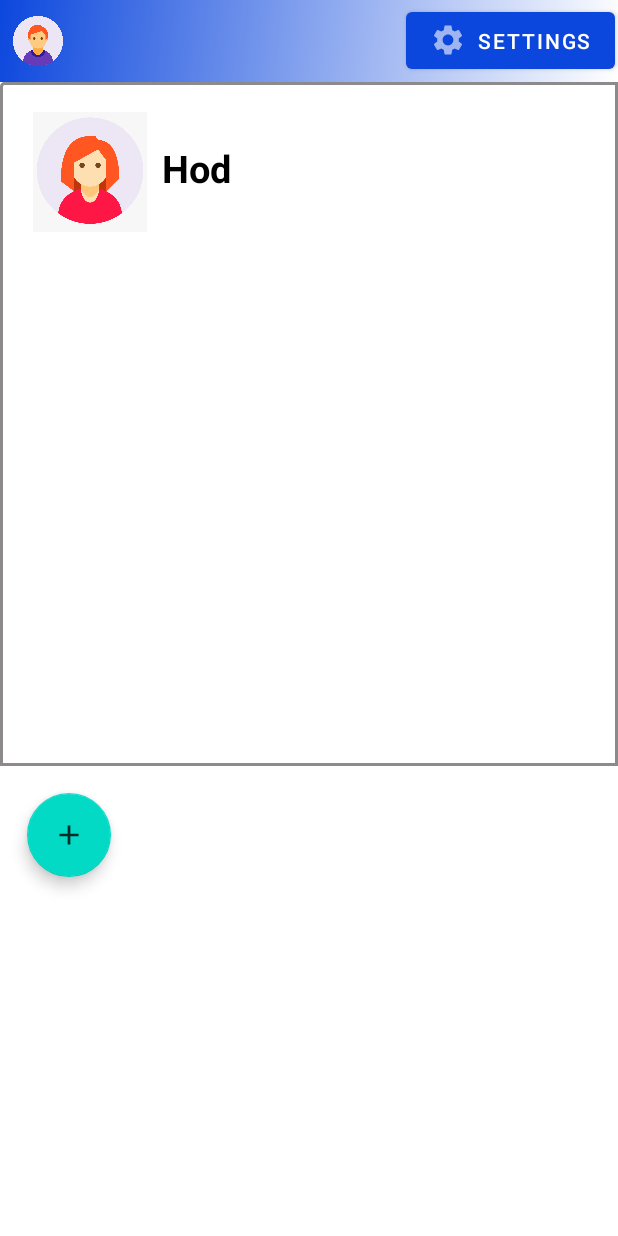
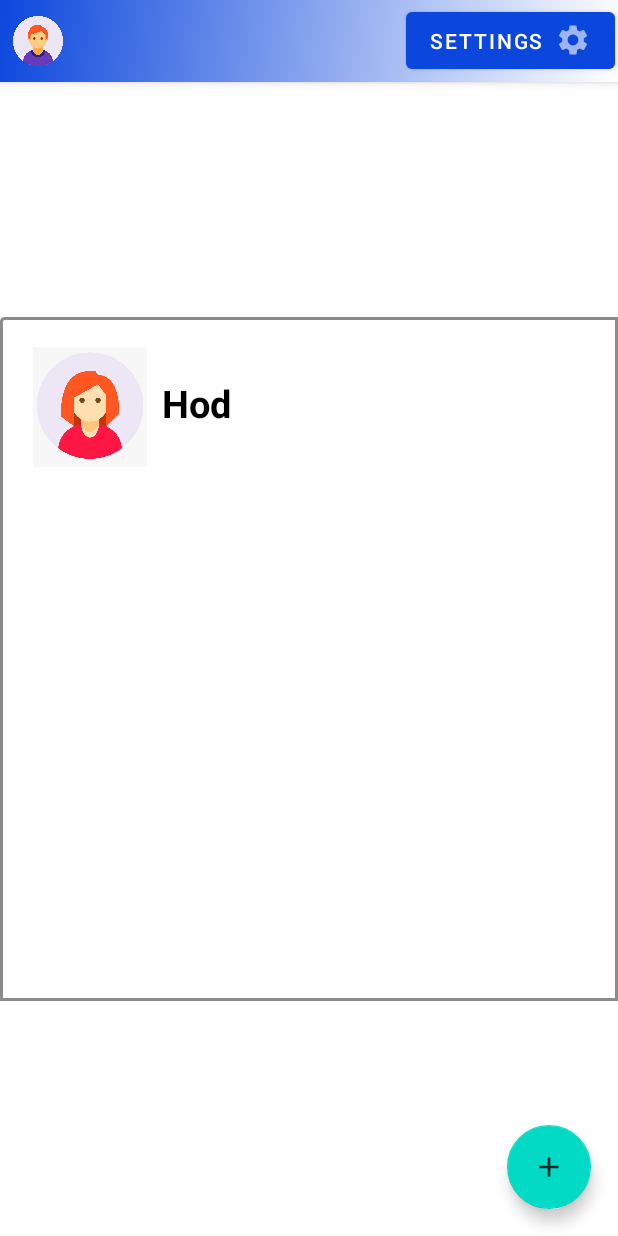
Before and after one commit to hodamarr/ChatApp_Android, an Android app: the Chats screen opened directly, with no data from a screen before it, on a phone screen of 412 x 824 dp. Run offline under Robolectric (Android 15) with nearby library versions, the phone set to English and light mode, and no system bars; our stand-ins replace Room's generated code.

Commit message:
fixing in ui

```diff
--- a/app/build.gradle
+++ b/app/build.gradle
@@ -41,6 +41,8 @@ dependencies {
     implementation 'androidx.constraintlayout:constraintlayout:2.1.4'
     implementation 'androidx.room:room-common:2.4.2'
     implementation 'androidx.room:room-runtime:2.4.2'
+    implementation 'androidx.navigation:navigation-fragment:2.3.5'
+    implementation 'androidx.navigation:navigation-ui:2.3.5'
     //implementation 'com.google.firebase:firebase-messaging:23.0.5'
     testImplementation 'junit:junit:4.13.2'
     androidTestImplementation 'androidx.test.ext:junit:1.1.3'
--- a/app/src/main/AndroidManifest.xml
+++ b/app/src/main/AndroidManifest.xml
@@ -3,7 +3,7 @@
     xmlns:tools="http://schemas.android.com/tools"
     package="com.example.chatapp">
 
-    <uses-permission android:name="android.permission.INTERNET"/>
+    <uses-permission android:name="android.permission.INTERNET" />
 
     <application
         android:name=".MyApplication"
@@ -15,9 +15,8 @@
         android:roundIcon="@mipmap/ic_launcher_round"
         android:supportsRtl="true"
         android:theme="@style/Theme.ChatApp"
-        tools:targetApi="31"
         android:usesCleartextTraffic="true"
-        >
+        tools:targetApi="31">
         <activity
             android:name=".activities.Settings"
             android:exported="false" />
@@ -36,7 +35,6 @@
         <activity
             android:name=".activities.MainActivity"
             android:exported="true">
-
             <intent-filter>
                 <action android:name="android.intent.action.MAIN" />
 
--- a/app/src/main/java/com/example/chatapp/activities/Chats.java
+++ b/app/src/main/java/com/example/chatapp/activities/Chats.java
@@ -48,8 +48,7 @@ public class Chats extends AppCompatActivity {
             @Override
             public void onItemClick(Contact contact) {
                 TextView contactName = findViewById(R.id.contact_name);
-//                Contact c = vm.getContactByName(contactName.getText().toString());
-//                usr.setChatWith(c);
+                usr.setChatWith(contact);
                 Intent intent = new Intent(getApplicationContext(), Chat.class);
                 intent.putExtra("contactName", contactName.getText());
                 startActivity(intent);
@@ -59,6 +58,7 @@ public class Chats extends AppCompatActivity {
         lvpost.setLayoutManager(new LinearLayoutManager(this));
         //get contacts
         vm.getAll().observe(this, cList -> {
+            contacts = cList;
             adapter.setContacts(cList);
         });
 
--- a/app/src/main/res/layout/activity_chats.xml
+++ b/app/src/main/res/layout/activity_chats.xml
@@ -1,18 +1,21 @@
 <?xml version="1.0" encoding="utf-8"?>
-<LinearLayout xmlns:android="http://schemas.android.com/apk/res/android"
+<androidx.coordinatorlayout.widget.CoordinatorLayout xmlns:android="http://schemas.android.com/apk/res/android"
     xmlns:app="http://schemas.android.com/apk/res-auto"
     xmlns:tools="http://schemas.android.com/tools"
     android:layout_width="match_parent"
     android:layout_height="match_parent"
-    android:orientation="vertical"
-    tools:context=".activities.Chats">
+    tools:context=".a">
+
+    <com.google.android.material.appbar.AppBarLayout
+        android:layout_width="match_parent"
+        android:layout_height="wrap_content"
+        android:theme="@style/Theme.ChatApp.AppBarOverlay">
+
         <RelativeLayout
             android:layout_width="match_parent"
             android:layout_height="wrap_content"
             android:layout_alignParentTop="true"
-
             >
-
             <LinearLayout
                 android:id="@+id/topBar"
                 android:layout_width="match_parent"
@@ -20,64 +23,48 @@
                 android:background="@drawable/gradient_background"
                 android:orientation="horizontal"
                 android:weightSum="100">
-
                 <ImageView
                     android:layout_width="40dp"
                     android:layout_height="40dp"
                     android:layout_gravity="center"
-                android:layout_marginLeft="5dp"
+                    android:layout_marginStart="5dp"
                     android:src="@drawable/user" />
-
                 <TextView
                     android:id="@+id/user_name"
                     android:layout_width="wrap_content"
                     android:layout_height="wrap_content"
-                android:layout_above="@+id/charRecyclerView"
                     android:padding="10dp"
                     android:textColor="@color/black"
-                android:textSize="25dp"
+                    android:textSize="25sp"
                     android:textStyle="bold"
                     tools:text="Ofek Avergil" />
-
             </LinearLayout>
-
             <Button
                 android:id="@+id/settings_btn"
                 android:layout_width="wrap_content"
                 android:layout_height="50dp"
-            android:layout_alignParentRight="true"
+                android:layout_alignParentEnd="true"
                 android:layout_gravity="center"
-            android:layout_marginStart="2dp"
-            android:layout_marginTop="2dp"
-            android:layout_marginEnd="2dp"
-            android:layout_marginBottom="2dp"
-            android:drawableLeft="@drawable/ic_settings"
+                android:layout_margin="2dp"
+                android:drawableEnd="@drawable/ic_settings"
                 android:drawableTint="@color/white"
-            android:text="settings" />
-
+                android:text="@string/settings" />
 
         </RelativeLayout>
 
-    <androidx.recyclerview.widget.RecyclerView
-        android:id="@+id/lvpost"
-        android:layout_width="match_parent"
-        android:layout_height="wrap_content"
-        android:layout_alignParentTop="true"
-        app:layout_constraintBottom_toBottomOf="parent"
-        app:layout_constraintEnd_toEndOf="parent"
-        app:layout_constraintStart_toStartOf="parent"
-        app:layout_constraintTop_toTopOf="parent"
-        tools:layout_editor_absoluteX="0dp"
-        tools:layout_editor_absoluteY="0dp"
-        tools:listitem="@layout/costume_list_item" />
+    </com.google.android.material.appbar.AppBarLayout>
+
+    <include layout="@layout/content_a" />
 
     <com.google.android.material.floatingactionbutton.FloatingActionButton
         android:id="@+id/btnAdd"
-        android:layout_width="wrap_content"
+        android:layout_width="290dp"
         android:layout_height="wrap_content"
+        android:layout_margin="18dp"
+        android:contentDescription="TODO"
+        android:layout_gravity="bottom|end"
+        android:src="@drawable/plus"
         app:layout_constraintBottom_toBottomOf="parent"
-        app:layout_constraintEnd_toEndOf="parent"
-        android:layout_margin="18dp"
-        android:src="@drawable/plus"
-></com.google.android.material.floatingactionbutton.FloatingActionButton>
-</LinearLayout>
+        app:layout_constraintEnd_toEndOf="parent" />
+
+</androidx.coordinatorlayout.widget.CoordinatorLayout>
--- /dev/null
+++ b/app/src/main/res/layout/content_a.xml
@@ -0,0 +1,19 @@
+<?xml version="1.0" encoding="utf-8"?>
+<androidx.constraintlayout.widget.ConstraintLayout xmlns:android="http://schemas.android.com/apk/res/android"
+    xmlns:app="http://schemas.android.com/apk/res-auto"
+    android:layout_width="match_parent"
+    android:layout_height="match_parent"
+    xmlns:tools="http://schemas.android.com/tools"
+
+    app:layout_behavior="@string/appbar_scrolling_view_behavior">
+
+    <androidx.recyclerview.widget.RecyclerView
+        android:id="@+id/lvpost"
+        android:layout_width="match_parent"
+        android:layout_height="wrap_content"
+        app:layout_constraintBottom_toBottomOf="parent"
+        app:layout_constraintEnd_toEndOf="parent"
+        app:layout_constraintStart_toStartOf="parent"
+        app:layout_constraintTop_toTopOf="parent"
+        tools:listitem="@layout/costume_list_item" />
+</androidx.constraintlayout.widget.ConstraintLayout>
--- a/app/src/main/res/values/strings.xml
+++ b/app/src/main/res/values/strings.xml
@@ -16,4 +16,5 @@
     <string name="send">SEND</string>
     <string name="already_have_account">Already have an account?</string>
     <string name="BaseUrl">http://10.0.2.2:7149/api/</string>
+    <string name="settings">settings</string>
 </resources>
--- a/app/src/main/res/values/themes.xml
+++ b/app/src/main/res/values/themes.xml
@@ -13,4 +13,13 @@
         <item name="android:statusBarColor" tools:targetApi="l">?attr/colorPrimaryVariant</item>
         <!-- Customize your theme here. -->
     </style>
+
+    <style name="Theme.ChatApp.NoActionBar">
+        <item name="windowActionBar">false</item>
+        <item name="windowNoTitle">true</item>
+    </style>
+
+    <style name="Theme.ChatApp.AppBarOverlay" parent="ThemeOverlay.AppCompat.Dark.ActionBar" />
+
+    <style name="Theme.ChatApp.PopupOverlay" parent="ThemeOverlay.AppCompat.Light" />
 </resources>
```
Lines whose indentation alone changed are shown as unchanged.
